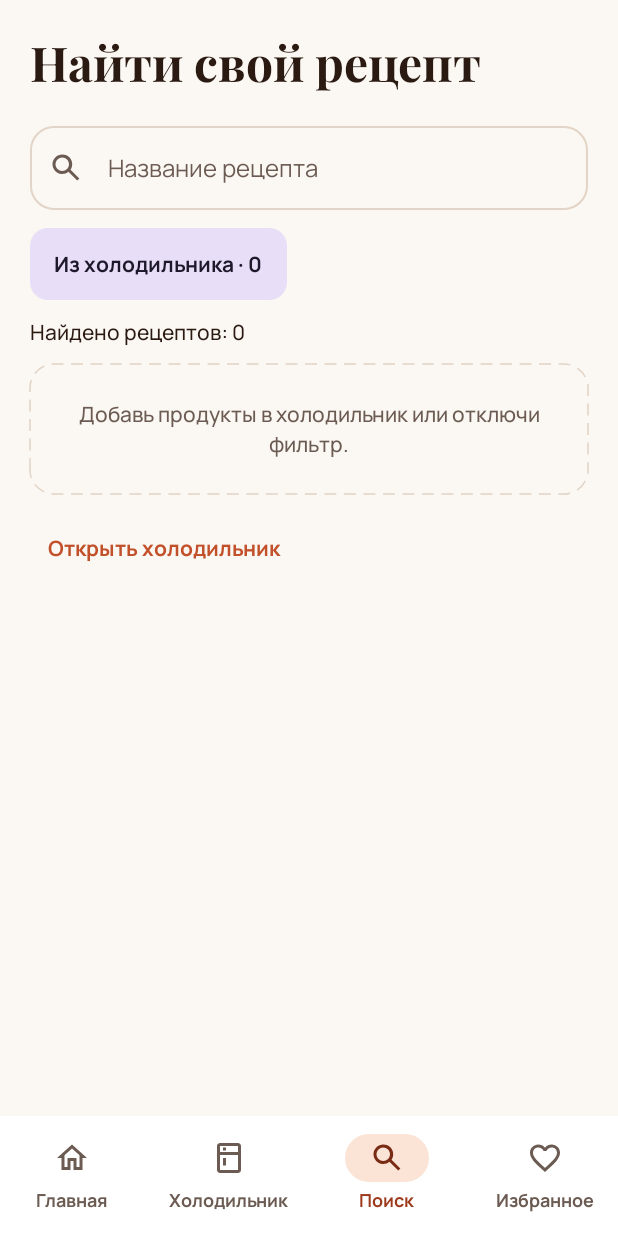
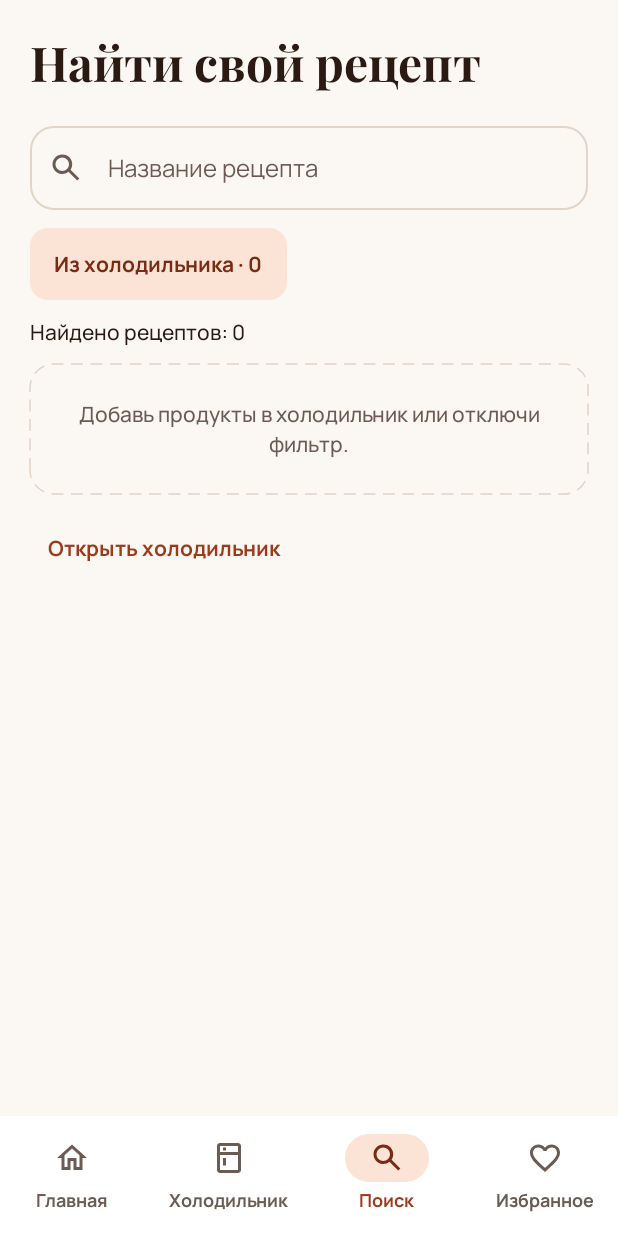
Before and after one commit to adilkhanalimberdi/qazan, an Android app built with Jetpack Compose: the screen it shows after launch (MainActivity), item 3 of the bottom bar chosen, on a phone screen of 412 x 824 dp. Run offline under Robolectric (Android 15) with nearby library versions, the phone set to English and light mode, and no system bars.

Commit message:
Complete warm colors for controls and text actions

```diff
--- a/app/src/main/java/com/css216/qazan/ui/components/SectionHeader.kt
+++ b/app/src/main/java/com/css216/qazan/ui/components/SectionHeader.kt
@@ -13,6 +13,8 @@ import androidx.compose.ui.Modifier
 fun SectionHeader(title: String, actionLabel: String? = null, onAction: () -> Unit = {}) {
     Row(Modifier.fillMaxWidth(), verticalAlignment = Alignment.CenterVertically) {
         Text(title, Modifier.weight(1f), style = MaterialTheme.typography.titleLarge)
-        if (actionLabel != null) TextButton(onClick = onAction) { Text(actionLabel) }
+        if (actionLabel != null) TextButton(onClick = onAction) {
+            Text(actionLabel, color = MaterialTheme.colorScheme.secondary)
+        }
     }
 }
--- a/app/src/main/java/com/css216/qazan/ui/screens/search/SearchScreen.kt
+++ b/app/src/main/java/com/css216/qazan/ui/screens/search/SearchScreen.kt
@@ -119,7 +119,9 @@ fun SearchScreen(
                         EmptyView(stringResource(if (uiState.useFridge && uiState.fridgeCount == 0) R.string.search_fridge_empty else R.string.empty_results))
                     }
                     if (uiState.useFridge && uiState.fridgeCount == 0) item {
-                        TextButton(onClick = onOpenFridge) { Text(stringResource(R.string.open_fridge)) }
+                        TextButton(onClick = onOpenFridge) {
+                            Text(stringResource(R.string.open_fridge), color = MaterialTheme.colorScheme.secondary)
+                        }
                     }
                 }
                 items(content.results, key = { it.meal.id }) { result ->
--- a/app/src/main/java/com/css216/qazan/ui/theme/Color.kt
+++ b/app/src/main/java/com/css216/qazan/ui/theme/Color.kt
@@ -11,6 +11,8 @@ val LightColorScheme = lightColorScheme(
     onPrimaryContainer = Color(0xFF7A2B14),
     secondary = Color(0xFF9E3A1C),
     onSecondary = Color(0xFFFFFFFF),
+    secondaryContainer = Color(0xFFFBE3D6),
+    onSecondaryContainer = Color(0xFF7A2B14),
     tertiary = Color(0xFF4E8A3E),
     background = Color(0xFFFBF7F2),
     onBackground = Color(0xFF2A1A12),
@@ -36,6 +38,8 @@ val DarkColorScheme = darkColorScheme(
     onPrimaryContainer = Color(0xFFF6C9B3),
     secondary = Color(0xFFF0B49A),
     onSecondary = Color(0xFF2A1A12),
+    secondaryContainer = Color(0xFF3D2219),
+    onSecondaryContainer = Color(0xFFF6C9B3),
     tertiary = Color(0xFF8CC57C),
     background = Color(0xFF17100D),
     onBackground = Color(0xFFFFF4E6),
```
